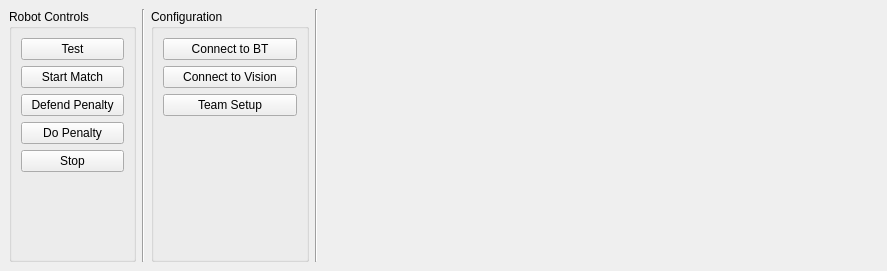
Before: the Qt Designer form GUI/mainwindow.ui in SSabev/SDPCode, drawn with Qt 5.
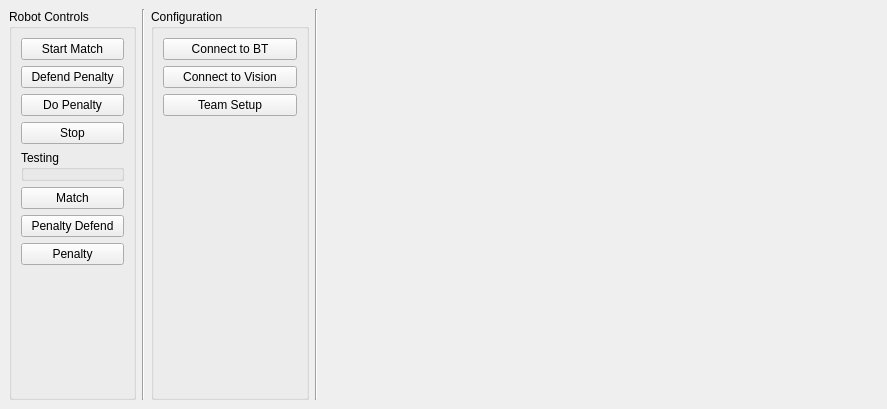
After: the same form once the commit is applied. Icons and pictures are not drawn. Custom widgets are drawn as their Qt base class.

Commit message: add buttons to test AI for Match, penalty and penalty defend behaviour

The edit to the form file:
```diff
--- a/GUI/mainwindow.ui
+++ b/GUI/mainwindow.ui
@@ -7,7 +7,7 @@
     <x>0</x>
     <y>0</y>
     <width>887</width>
-    <height>271</height>
+    <height>409</height>
    </rect>
   </property>
   <property name="windowTitle">
@@ -32,26 +32,7 @@
       </property>
       <layout class="QVBoxLayout" name="verticalLayout_2">
        <item>
-        <widget class="QPushButton" name="actionBtn1">
-         <property name="sizePolicy">
-          <sizepolicy hsizetype="Preferred" vsizetype="Fixed">
-           <horstretch>0</horstretch>
-           <verstretch>0</verstretch>
-          </sizepolicy>
-         </property>
-         <property name="minimumSize">
-          <size>
-           <width>103</width>
-           <height>0</height>
-          </size>
-         </property>
-         <property name="text">
-          <string>Test</string>
-         </property>
-        </widget>
-       </item>
-       <item>
-        <widget class="QPushButton" name="actionBtn2">
+        <widget class="QPushButton" name="matchBtn">
          <property name="sizePolicy">
           <sizepolicy hsizetype="Preferred" vsizetype="Fixed">
            <horstretch>0</horstretch>
@@ -102,6 +83,46 @@
          </property>
         </widget>
        </item>
+       <item>
+        <widget class="QGroupBox" name="groupBox_3">
+         <property name="title">
+          <string>Testing</string>
+         </property>
+        </widget>
+       </item>
+       <item>
+        <widget class="QPushButton" name="matchTestBtn">
+         <property name="sizePolicy">
+          <sizepolicy hsizetype="Preferred" vsizetype="Fixed">
+           <horstretch>0</horstretch>
+           <verstretch>0</verstretch>
+          </sizepolicy>
+         </property>
+         <property name="minimumSize">
+          <size>
+           <width>103</width>
+           <height>0</height>
+          </size>
+         </property>
+         <property name="text">
+          <string>Match</string>
+         </property>
+        </widget>
+       </item>
+       <item>
+        <widget class="QPushButton" name="defPenTestBtn">
+         <property name="text">
+          <string>Penalty Defend</string>
+         </property>
+        </widget>
+       </item>
+       <item>
+        <widget class="QPushButton" name="penTestBtn">
+         <property name="text">
+          <string>Penalty</string>
+         </property>
+        </widget>
+       </item>
        <item>
         <spacer name="verticalSpacer">
          <property name="orientation">
```
The commit also changes 2 other files.
